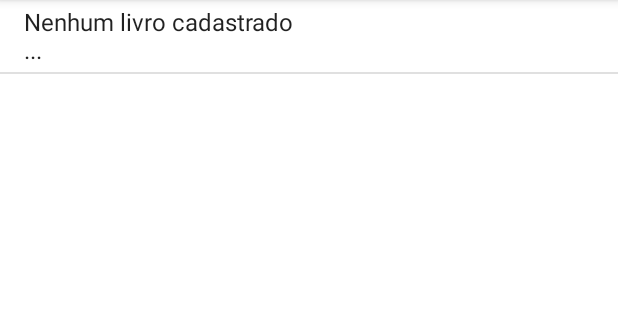
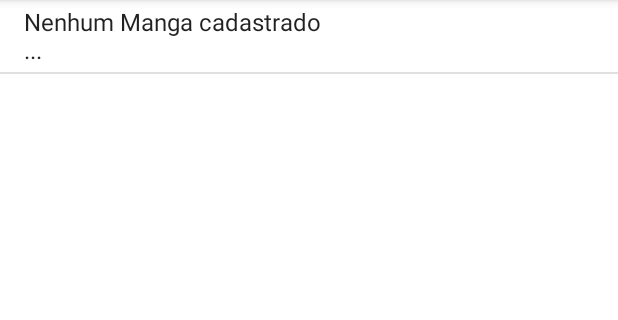
Before and after one commit to CristhianFabian/2023_CPDM_N1, an Android app: the screen it shows after launch (MangasActivity), on a phone screen of 412 x 824 dp, the part 84-404 px from its top. Run offline under Robolectric (Android 15) with nearby library versions, the phone set to English and light mode, and no system bars.

```diff
--- a/app/src/main/java/com/example/appmanga/MangasActivity.java
+++ b/app/src/main/java/com/example/appmanga/MangasActivity.java
@@ -44,7 +44,7 @@ public class MangasActivity extends AppCompatActivity {
     private void carregarMangas(){
         List<Manga>lista= MangaDAO.getMangas(this);
         if(lista.size()==0){
-            Manga fake = new Manga("Nenhum livro cadastrado", "...", null);
+            Manga fake = new Manga("Nenhum Manga cadastrado", "...", null);
             lista.add(fake);
             lvMangas.setEnabled(false);
         }else{
--- a/app/src/main/res/values/strings.xml
+++ b/app/src/main/res/values/strings.xml
@@ -2,6 +2,6 @@
     <string name="app_name">AppManga</string>
 
     <string-array name="genero">
-        <item>Selecione o genero...</item>
+        <item>Select the Genere...</item>
     </string-array>
 </resources>
```
Also changed, not shown: 3 other files.
